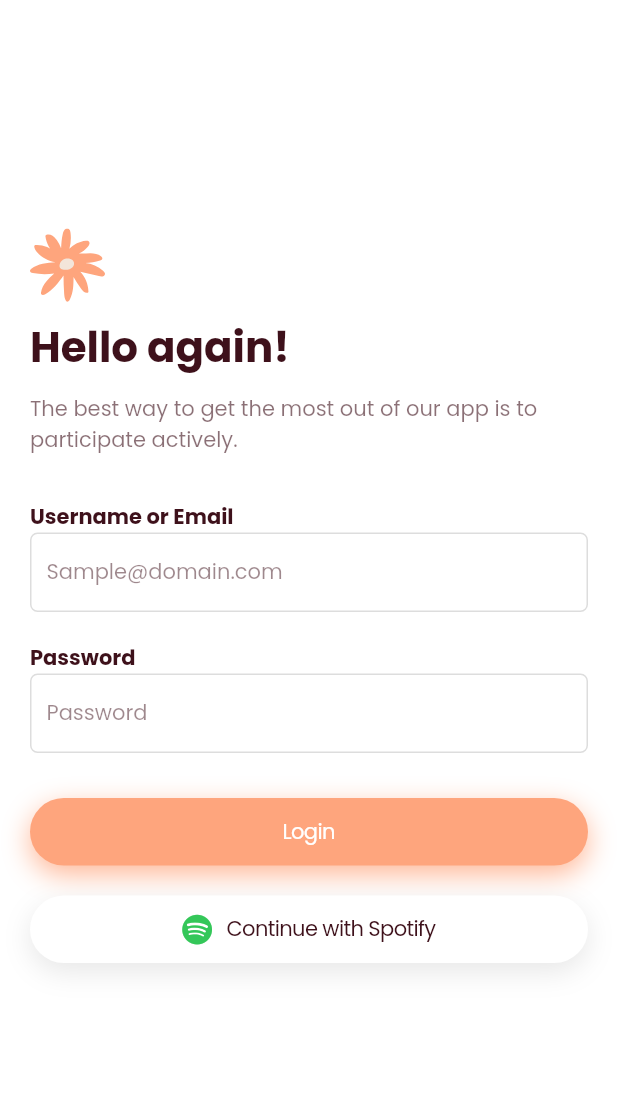
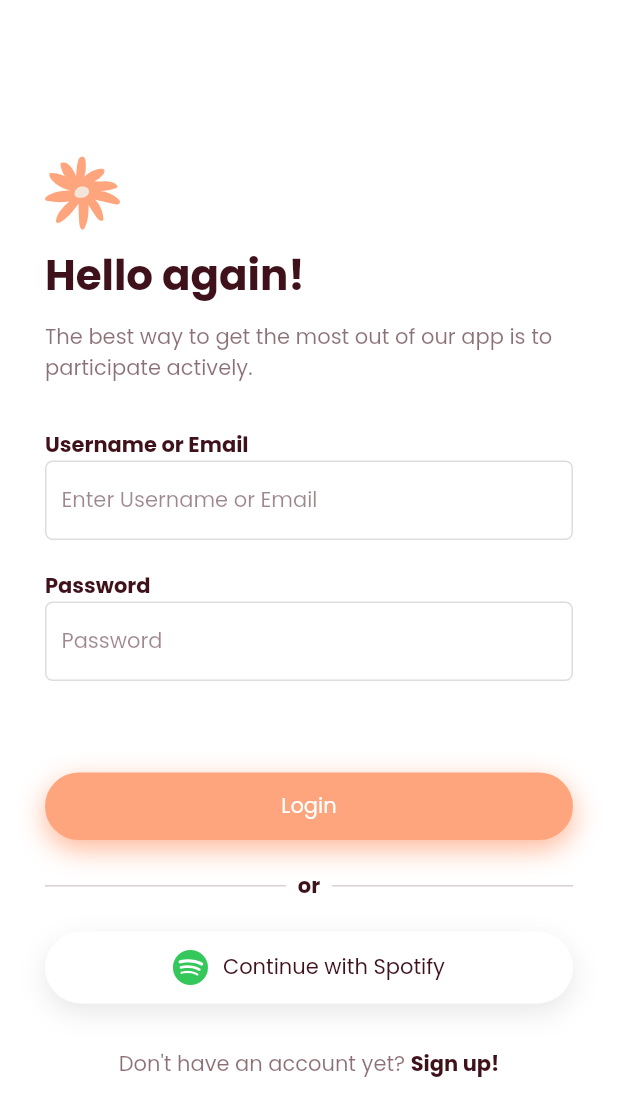
Before and after one commit to diogogomesaraujo/Jamble, a Flutter app: the LoginScreen screen opened by its route, on a phone screen of 412 x 824 dp. Shown: the top 1116 px of the screen. Run offline on Flutter 3.47's test engine with Material 3 defaults, Android fonts, the phone set to English and light mode, and no system bars; our stand-ins replace device_info_plus, eva_icons_flutter, flutter_secure_storage, flutter_svg, font_awesome_flutter, google_fonts and 1 more; accounts and stored records are empty.

Commit message:
login page complete

```diff
--- a/jamble/lib/screens/login_screen.dart
+++ b/jamble/lib/screens/login_screen.dart
@@ -1,13 +1,11 @@
 import 'package:flutter/cupertino.dart';
 import 'package:flutter_svg/flutter_svg.dart';
 import 'package:font_awesome_flutter/font_awesome_flutter.dart';
-import 'package:http/http.dart' as http;
-import 'dart:convert';
+import 'package:frontend/services/spotify.dart'; // Import SpotifyService
+import 'package:frontend/services/login.dart'; // Import LoginService
+import 'dart:async';
 import 'dart:io';
-import 'package:device_info_plus/device_info_plus.dart';
-import 'package:url_launcher/url_launcher.dart';
 
-// Define colors based on the provided palette
 const Color darkRed = Color(0xFF3E111B);
 const Color grey = Color(0xFFDDDDDD);
 const Color peach = Color(0xFFFEA57D);
@@ -18,44 +16,72 @@ class LoginScreen extends StatefulWidget {
   _LoginScreenState createState() => _LoginScreenState();
 }
 
-class _LoginScreenState extends State<LoginScreen> {
-  TextEditingController _emailOrUsernameController = TextEditingController();
-  TextEditingController _passwordController = TextEditingController();
+class _LoginScreenState extends State<LoginScreen> with WidgetsBindingObserver {
+  final TextEditingController _emailOrUsernameController = TextEditingController();
+  final TextEditingController _passwordController = TextEditingController();
   bool isLoading = false;
   String errorMessage = '';
+  bool isSpotifyLoading = false;
+  bool isLoginButtonPressed = false;
+  bool isSpotifyButtonPressed = false;
+  final SpotifyService spotifyService = SpotifyService();
+  final LoginService loginService = LoginService();
 
-  Future<String> getBackendUrl() async {
-    DeviceInfoPlugin deviceInfo = DeviceInfoPlugin();
+  @override
+  void initState() {
+    super.initState();
+    WidgetsBinding.instance.addObserver(this);
+    _verifyTokenAndNavigate(); // Centralized token verification
+    _initSpotifyService();
+  }
 
-    if (Platform.isAndroid) {
-      AndroidDeviceInfo androidInfo = await deviceInfo.androidInfo;
-      if (!androidInfo.isPhysicalDevice) {
-        return 'http://10.0.2.2:3000'; // Android emulator
-      } else {
-        return 'http://your-local-ip:3000'; // Android physical device
+  @override
+  void dispose() {
+    spotifyService.dispose();
+    WidgetsBinding.instance.removeObserver(this);
+    super.dispose();
   }
-    } else if (Platform.isIOS) {
-      IosDeviceInfo iosInfo = await deviceInfo.iosInfo;
-      if (!iosInfo.isPhysicalDevice) {
-        return 'http://localhost:3000'; // iOS simulator
-      } else {
-        return 'http://your-local-ip:3000'; // iOS physical device
+
+  @override
+  void didChangeAppLifecycleState(AppLifecycleState state) {
+    if (state == AppLifecycleState.resumed) {
+      spotifyService.initDeepLinkHandlers(_handleDeepLink);
     }
-    } else {
-      return 'http://your-local-ip:3000'; // Fallback for unknown platforms
   }
+
+  void _initSpotifyService() {
+    spotifyService.initDeepLinkHandlers(_handleDeepLink);
+  }
+
+  void _handleDeepLink(String url) async {
+    await spotifyService.handleDeepLink(url, () {
+      _verifyTokenAndNavigate(); // Use centralized verification after handling deep link
+    });
+  }
+
+  Future<void> _verifyTokenAndNavigate() async {
+    setState(() {
+      isLoading = true;
+    });
+
+    final tokenExists = await spotifyService.checkExistingToken();
+    if (tokenExists) {
+      _navigateToMainPage();
+    }
+
+    setState(() {
+      isLoading = false;
+    });
+  }
+
+  void _navigateToMainPage() {
+    //Navigator.pushReplacementNamed(context, '/');
+    print("Navigating to main page");
   }
 
   Future<void> _loginUser() async {
     String emailOrUsername = _emailOrUsernameController.text;
     String password = _passwordController.text;
-
-    if (emailOrUsername.isEmpty || password.isEmpty) {
-      setState(() {
-        errorMessage = 'Please fill all fields';
-      });
-      return;
-    }
 
     setState(() {
       isLoading = true;
@@ -63,66 +89,66 @@ class _LoginScreenState extends State<LoginScreen> {
     });
 
     try {
-      final backendUrl = await getBackendUrl();
-      var response = await http.post(
-        Uri.parse('$backendUrl/api/users/login'),
-        headers: {
-          'Content-Type': 'application/json',
-        },
-        body: jsonEncode({
-          'emailOrUsername': emailOrUsername,
-          'password': password,
-        }),
-      );
+      final result = await loginService.loginUser(emailOrUsername, password);
 
-      if (response.statusCode == 200) {
-        setState(() {
-          isLoading = false;
-        });
-        // Handle successful login (e.g., navigate to home screen or store token)
+      if (result == null) {
+        _verifyTokenAndNavigate(); // Use the centralized method if login is successful
       } else {
         setState(() {
-          errorMessage = 'Login failed: ${response.body}';
-          isLoading = false;
+          errorMessage = result; // Display the error message if login failed
         });
       }
-    } on SocketException {
+    } finally {
       setState(() {
-        errorMessage = 'Network error. Please try again.';
-        isLoading = false;
-      });
-    } catch (e) {
-      setState(() {
-        errorMessage = 'An error occurred: $e';
         isLoading = false;
       });
     }
   }
 
   Future<void> _loginWithSpotify() async {
-    final backendUrl = await getBackendUrl();
-    final spotifyAuthUrl = '$backendUrl/api/auth/spotify';
-
-    if (await canLaunchUrl(Uri.parse(spotifyAuthUrl))) {
-      await launchUrl(Uri.parse(spotifyAuthUrl),
-          mode: LaunchMode.externalApplication);
-    } else {
     setState(() {
-        errorMessage = 'Could not launch Spotify login.';
+      isLoading = true;
+      isSpotifyLoading = true;
+      errorMessage = '';
+    });
+    try {
+      await spotifyService.loginWithSpotify();
+      _verifyTokenAndNavigate(); // Use the centralized method
+    } catch (e) {
+      setState(() {
+        errorMessage = 'Error launching Spotify login: $e';
+      });
+    } finally {
+      setState(() {
+        isLoading = false;
+        isSpotifyLoading = false;
       });
     }
+  }
+
+  void _onLoginButtonPressed(bool isPressed) {
+    setState(() {
+      isLoginButtonPressed = isPressed;
+    });
+  }
+
+  void _onSpotifyButtonPressed(bool isPressed) {
+    setState(() {
+      isSpotifyButtonPressed = isPressed;
+    });
   }
 
   @override
   Widget build(BuildContext context) {
     return CupertinoPageScaffold(
-      child: Center(
+      child: isLoading
+          ? Center(child: CupertinoActivityIndicator())
+          : Center(
               child: SingleChildScrollView(
-          padding: const EdgeInsets.symmetric(horizontal: 20.0),
+                padding: const EdgeInsets.symmetric(horizontal: 30.0),
                 child: Column(
                   crossAxisAlignment: CrossAxisAlignment.start,
                   children: [
-              // Flower SVG aligned on top of the title and resized
                     Align(
                       alignment: Alignment.centerLeft,
                       child: Column(
@@ -147,7 +173,6 @@ class _LoginScreenState extends State<LoginScreen> {
                       ),
                     ),
                     const SizedBox(height: 10),
-
                     Text(
                       "The best way to get the most out of our app is to participate actively.",
                       style: TextStyle(
@@ -157,19 +182,51 @@ class _LoginScreenState extends State<LoginScreen> {
                       ),
                     ),
                     const SizedBox(height: 30),
+                    _buildTextField("Username or Email", _emailOrUsernameController),
+                    const SizedBox(height: 20),
+                    _buildPasswordTextField("Password", _passwordController),
+                    const SizedBox(height: 30),
+                    AnimatedOpacity(
+                      opacity: errorMessage.isNotEmpty ? 1.0 : 0.0,
+                      duration: const Duration(milliseconds: 300),
+                      child: Text(
+                        errorMessage,
+                        style: const TextStyle(
+                          color: CupertinoColors.systemRed,
+                          fontSize: 14,
+                        ),
+                      ),
+                    ),
+                    const SizedBox(height: 10),
+                    _buildLoginButton(),
+                    const SizedBox(height: 20),
+                    _buildDividerWithText(),
+                    const SizedBox(height: 20),
+                    _buildSpotifyLoginButton(),
+                    const SizedBox(height: 30),
+                    _buildSignUpPrompt(),
+                  ],
+                ),
+              ),
+            ),
+    );
+  }
 
-              // Username or Email field
-              const Text(
-                "Username or Email",
-                style: TextStyle(
+  Widget _buildTextField(String label, TextEditingController controller) {
+    return Column(
+      crossAxisAlignment: CrossAxisAlignment.start,
+      children: [
+        Text(
+          label,
+          style: const TextStyle(
             fontFamily: 'Poppins',
             fontWeight: FontWeight.bold,
             color: darkRed,
           ),
         ),
         CupertinoTextField(
-                controller: _emailOrUsernameController,
-                placeholder: "Sample@domain.com",
+          controller: controller,
+          placeholder: "Enter $label",
           padding: const EdgeInsets.symmetric(vertical: 15, horizontal: 10),
           placeholderStyle: TextStyle(
             color: darkRed.withOpacity(0.5),
@@ -180,20 +237,25 @@ class _LoginScreenState extends State<LoginScreen> {
             borderRadius: BorderRadius.circular(5),
           ),
         ),
-              const SizedBox(height: 20),
+      ],
+    );
+  }
 
-              // Password field
-              const Text(
-                "Password",
-                style: TextStyle(
+  Widget _buildPasswordTextField(String label, TextEditingController controller) {
+    return Column(
+      crossAxisAlignment: CrossAxisAlignment.start,
+      children: [
+        Text(
+          label,
+          style: const TextStyle(
             fontFamily: 'Poppins',
             fontWeight: FontWeight.bold,
             color: darkRed,
           ),
         ),
         CupertinoTextField(
-                controller: _passwordController,
-                placeholder: "Password",
+          controller: controller,
+          placeholder: label,
           obscureText: true,
           padding: const EdgeInsets.symmetric(vertical: 15, horizontal: 10),
           placeholderStyle: TextStyle(
@@ -205,29 +267,21 @@ class _LoginScreenState extends State<LoginScreen> {
             borderRadius: BorderRadius.circular(5),
           ),
         ),
-              const SizedBox(height: 30),
+      ],
+    );
+  }
 
-              // Error message
-              if (errorMessage.isNotEmpty)
-                Padding(
-                  padding: const EdgeInsets.symmetric(vertical: 8.0),
-                  child: Text(
-                    errorMessage,
-                    style: TextStyle(
-                      color: CupertinoColors.systemRed,
-                      fontSize: 14,
-                    ),
-                  ),
-                ),
-
-              // Login Button
-              Center(
-                child: isLoading
-                    ? CupertinoActivityIndicator()
-                    : Container(
-                        width: double.infinity,
+  Widget _buildLoginButton() {
+    return GestureDetector(
+      onTapDown: (_) => _onLoginButtonPressed(true),
+      onTapUp: (_) => _onLoginButtonPressed(false),
+      onTapCancel: () => _onLoginButtonPressed(false),
+      onTap: _loginUser,
+      child: AnimatedContainer(
+        duration: const Duration(milliseconds: 200),
+        curve: Curves.easeInOut,
         decoration: BoxDecoration(
-                          color: peach,
+          color: isLoginButtonPressed ? peach.withOpacity(0.8) : peach,
           borderRadius: BorderRadius.circular(30),
           boxShadow: [
             BoxShadow(
@@ -237,28 +291,65 @@ class _LoginScreenState extends State<LoginScreen> {
             ),
           ],
         ),
-                        child: CupertinoButton(
-                          onPressed: _loginUser,
         padding: const EdgeInsets.symmetric(vertical: 12),
-                          child: const Text(
+        child: Center(
+          child: isLoading
+              ? CupertinoActivityIndicator()
+              : const Text(
                   "Login",
                   style: TextStyle(
                     fontFamily: 'Poppins',
                     color: white100,
                     fontSize: 14,
+                    fontWeight: FontWeight.normal,
                   ),
                 ),
         ),
       ),
+    );
+  }
+
+  Widget _buildDividerWithText() {
+    return Row(
+      children: [
+        Expanded(
+          child: Container(
+            height: 1.0,
+            color: darkRed.withOpacity(0.2),
           ),
-              const SizedBox(height: 20),
+        ),
+        Padding(
+          padding: const EdgeInsets.symmetric(horizontal: 8.0),
+          child: Text(
+            "or",
+            style: const TextStyle(
+              fontFamily: 'Poppins',
+              color: darkRed,
+              fontWeight: FontWeight.bold,
+            ),
+          ),
+        ),
+        Expanded(
+          child: Container(
+            height: 1.0,
+            color: darkRed.withOpacity(0.2),
+          ),
+        ),
+      ],
+    );
+  }
 
-              // Spotify Button
-              Center(
-                child: Container(
-                  width: double.infinity,
+  Widget _buildSpotifyLoginButton() {
+    return GestureDetector(
+      onTapDown: (_) => _onSpotifyButtonPressed(true),
+      onTapUp: (_) => _onSpotifyButtonPressed(false),
+      onTapCancel: () => _onSpotifyButtonPressed(false),
+      onTap: _loginWithSpotify,
+      child: AnimatedContainer(
+        duration: const Duration(milliseconds: 200),
+        curve: Curves.easeInOut,
         decoration: BoxDecoration(
-                    color: white100,
+          color: isSpotifyButtonPressed ? const Color.fromARGB(215, 255, 255, 255) : white100,
           borderRadius: BorderRadius.circular(30),
           boxShadow: [
             BoxShadow(
@@ -268,15 +359,16 @@ class _LoginScreenState extends State<LoginScreen> {
             ),
           ],
         ),
-                  child: CupertinoButton(
         padding: const EdgeInsets.symmetric(vertical: 12, horizontal: 50),
-                    onPressed: _loginWithSpotify, // Handle Spotify login here
-                    child: const Row(
+        child: Center(
+          child: isSpotifyLoading
+              ? CupertinoActivityIndicator()
+              : Row(
                   mainAxisSize: MainAxisSize.min,
                   children: [
-                        FaIcon(FontAwesomeIcons.spotify, color: CupertinoColors.activeGreen),
-                        SizedBox(width: 10),
-                        Text(
+                    const FaIcon(FontAwesomeIcons.spotify, color: CupertinoColors.activeGreen),
+                    const SizedBox(width: 10),
+                    const Text(
                       "Continue with Spotify",
                       style: TextStyle(
                         fontFamily: 'Poppins',
@@ -288,8 +380,31 @@ class _LoginScreenState extends State<LoginScreen> {
                 ),
         ),
       ),
+    );
+  }
+
+  Widget _buildSignUpPrompt() {
+    return Center(
+      child: GestureDetector(
+        onTap: () {
+          Navigator.pushNamed(context, '/signup'); // Navigate to signup screen
+        },
+        child: RichText(
+          text: TextSpan(
+            text: "Don't have an account yet? ",
+            style: TextStyle(
+              fontFamily: 'Poppins',
+              color: darkRed.withOpacity(0.6),
             ),
-              const SizedBox(height: 30),
+            children: [
+              TextSpan(
+                text: "Sign up!",
+                style: TextStyle(
+                  fontFamily: 'Poppins',
+                  color: darkRed,
+                  fontWeight: FontWeight.bold,
+                ),
+              ),
             ],
           ),
         ),
```
Also changed, not shown: jamble/lib/services/login.dart (added, +61 -0 lines). Lines whose indentation alone changed are shown as unchanged.
